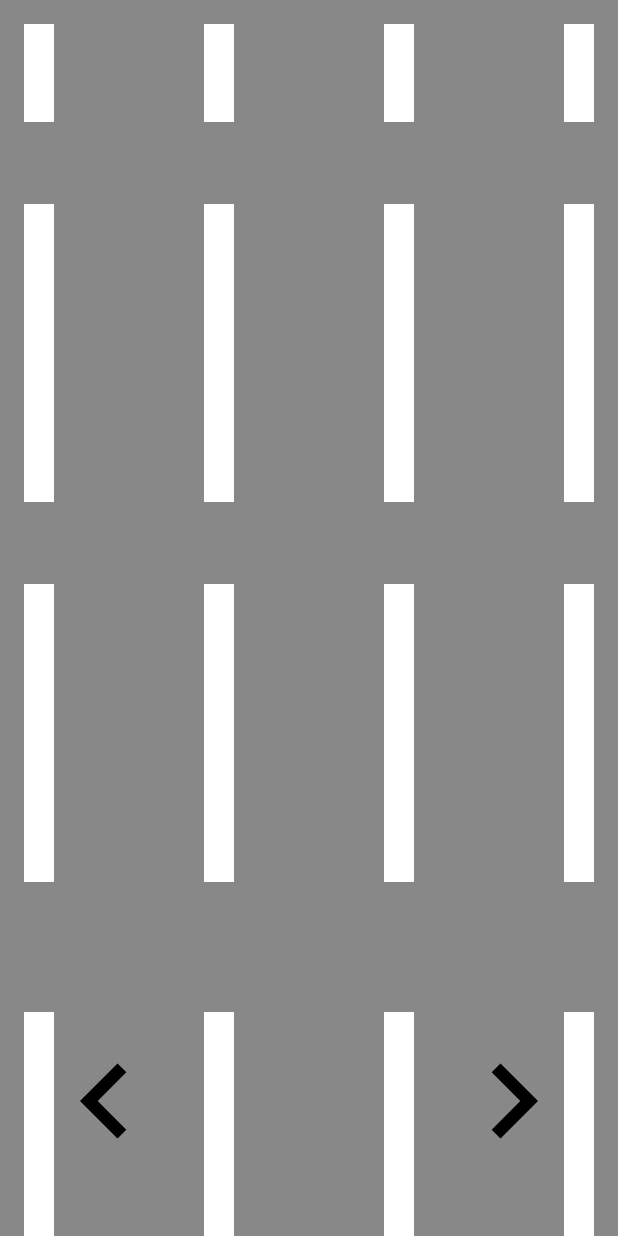
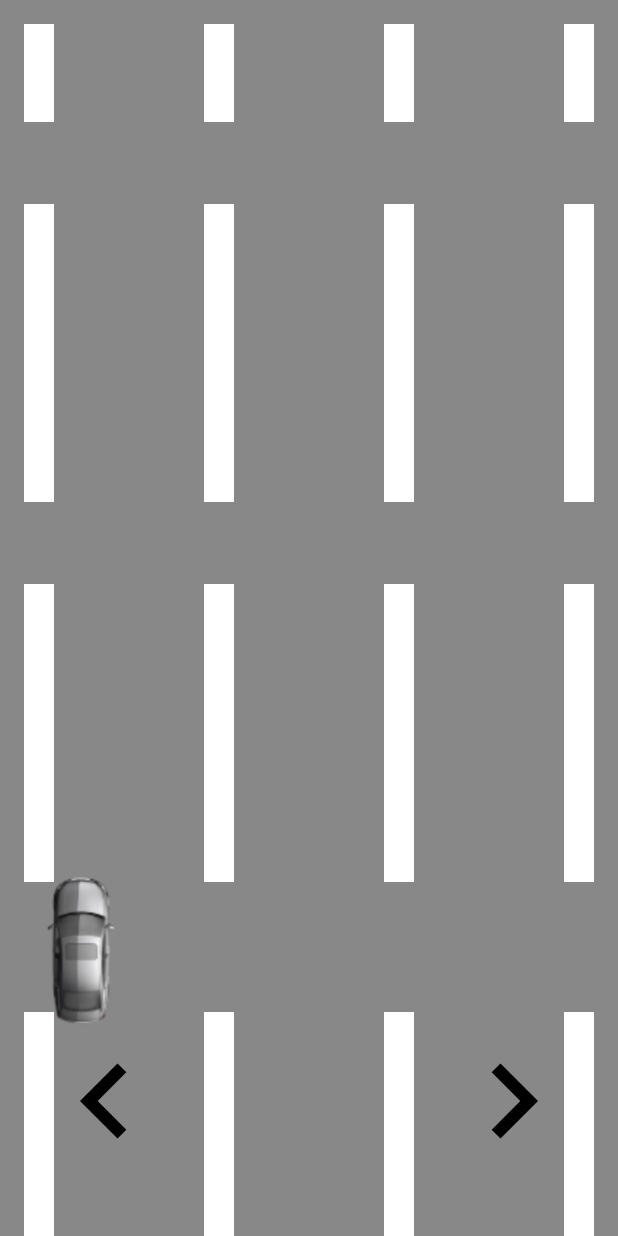
Before and after one commit to CrypeDJ/CarGame, an Android app built with Jetpack Compose: the @Preview function GamePreview, on a phone screen of 412 x 824 dp. Run offline under Robolectric (Android 15) with nearby library versions, the phone set to English and light mode, and no system bars.

Commit message:
Main Car Moving

```diff
--- a/app/src/main/java/com/crype/cargame/presentation/components/CarControl.kt
+++ b/app/src/main/java/com/crype/cargame/presentation/components/CarControl.kt
@@ -3,7 +3,7 @@ package com.crype.cargame.presentation.components
 import androidx.compose.foundation.interaction.MutableInteractionSource
 import androidx.compose.foundation.layout.Arrangement
 import androidx.compose.foundation.layout.Row
-import androidx.compose.foundation.layout.fillMaxSize
+import androidx.compose.foundation.layout.fillMaxWidth
 import androidx.compose.foundation.layout.padding
 import androidx.compose.material.icons.Icons
 import androidx.compose.material.icons.automirrored.filled.KeyboardArrowLeft
@@ -21,8 +21,8 @@ fun CarControl(
     Row(
         horizontalArrangement = Arrangement.SpaceBetween,
         modifier = Modifier
-            .fillMaxSize()
-            .padding(horizontal = 20.dp, vertical = 40.dp),
+            .fillMaxWidth()
+            .padding(horizontal = 20.dp),
         verticalAlignment = Alignment.Bottom
     ) {
         ControlButton(
--- /dev/null
+++ b/app/src/main/java/com/crype/cargame/presentation/components/MainCar.kt
@@ -0,0 +1,69 @@
+package com.crype.cargame.presentation.components
+
+import androidx.compose.foundation.Image
+import androidx.compose.foundation.layout.Box
+import androidx.compose.foundation.layout.PaddingValues
+import androidx.compose.foundation.layout.fillMaxWidth
+import androidx.compose.foundation.layout.height
+import androidx.compose.foundation.layout.offset
+import androidx.compose.foundation.layout.padding
+import androidx.compose.runtime.Composable
+import androidx.compose.runtime.getValue
+import androidx.compose.runtime.mutableStateOf
+import androidx.compose.runtime.remember
+import androidx.compose.runtime.setValue
+import androidx.compose.ui.Modifier
+import androidx.compose.ui.layout.ContentScale
+import androidx.compose.ui.layout.onSizeChanged
+import androidx.compose.ui.res.painterResource
+import androidx.compose.ui.unit.IntOffset
+import androidx.compose.ui.unit.dp
+import androidx.lifecycle.viewmodel.compose.viewModel
+import com.crype.cargame.R
+import com.crype.cargame.presentation.viewmodel.MainCarViewModel
+
+@Composable
+fun MainCar(
+    isRightPressed: Boolean,
+    isLeftPressed: Boolean,
+    speed: Int,
+    paddingValues: PaddingValues,
+    viewModel: MainCarViewModel = viewModel()
+) {
+    var columnWidth by remember {
+        mutableStateOf(0)
+    }
+    var carWidth by remember {
+        mutableStateOf(0)
+    }
+    if (isRightPressed || isLeftPressed) {
+        viewModel.startMoving(
+            isRightPress = isRightPressed,
+            isLeftPress = isLeftPressed,
+            minX = 0,
+            maxX = columnWidth - carWidth,
+            speed = speed
+        )
+    }
+    Box(
+        modifier = Modifier
+            .padding(paddingValues)
+            .fillMaxWidth()
+            .height(100.dp)
+            .onSizeChanged { size ->
+                columnWidth = size.width
+            }
+    ) {
+        Image(
+            painter = painterResource(id = R.drawable.car),
+            contentDescription = "",
+            contentScale = ContentScale.FillHeight,
+            modifier = Modifier
+                .offset { IntOffset(viewModel.position.value, 0) }
+                .onSizeChanged { size ->
+                    carWidth = size.width
+                }
+                .height(100.dp),
+        )
+    }
+}
--- a/app/src/main/java/com/crype/cargame/presentation/screen/GameScreen.kt
+++ b/app/src/main/java/com/crype/cargame/presentation/screen/GameScreen.kt
@@ -2,11 +2,20 @@ package com.crype.cargame.presentation.screen
 
 import androidx.compose.foundation.interaction.MutableInteractionSource
 import androidx.compose.foundation.interaction.collectIsPressedAsState
+import androidx.compose.foundation.layout.Arrangement
+import androidx.compose.foundation.layout.Column
+import androidx.compose.foundation.layout.PaddingValues
+import androidx.compose.foundation.layout.Spacer
+import androidx.compose.foundation.layout.fillMaxSize
+import androidx.compose.foundation.layout.padding
 import androidx.compose.runtime.Composable
 import androidx.compose.runtime.getValue
 import androidx.compose.runtime.remember
+import androidx.compose.ui.Modifier
 import androidx.compose.ui.tooling.preview.Preview
+import androidx.compose.ui.unit.dp
 import com.crype.cargame.presentation.components.CarControl
+import com.crype.cargame.presentation.components.MainCar
 import com.crype.cargame.presentation.components.Road
 
 @Composable
@@ -14,13 +23,25 @@ fun GameScreen() {
     val rightInteractionSource = remember { MutableInteractionSource() }
     val rightPressed by rightInteractionSource.collectIsPressedAsState()
     val leftInteractionSource = remember { MutableInteractionSource() }
-    val leftPressed by rightInteractionSource.collectIsPressedAsState()
+    val leftPressed by leftInteractionSource.collectIsPressedAsState()
     Road()
-
-    CarControl(
-        leftInteractionSource = leftInteractionSource,
-        rightInteractionSource = rightInteractionSource
-    )
+    Column(
+        verticalArrangement = Arrangement.Bottom,
+        modifier = Modifier
+            .fillMaxSize()
+    ) {
+        MainCar(
+            isRightPressed = rightPressed,
+            isLeftPressed = leftPressed,
+            paddingValues = PaddingValues(horizontal = 30.dp),
+            speed = 10
+        )
+        CarControl(
+            leftInteractionSource = leftInteractionSource,
+            rightInteractionSource = rightInteractionSource
+        )
+        Spacer(modifier = Modifier.padding(20.dp))
+    }
 }
 
 @Preview
--- /dev/null
+++ b/app/src/main/java/com/crype/cargame/presentation/viewmodel/MainCarViewModel.kt
@@ -0,0 +1,35 @@
+package com.crype.cargame.presentation.viewmodel
+
+import androidx.compose.runtime.State
+import androidx.compose.runtime.mutableStateOf
+import androidx.lifecycle.ViewModel
+import androidx.lifecycle.viewModelScope
+import kotlinx.coroutines.Job
+import kotlinx.coroutines.delay
+import kotlinx.coroutines.isActive
+import kotlinx.coroutines.launch
+
+class MainCarViewModel : ViewModel() {
+
+    private val _position = mutableStateOf(0)
+    val position: State<Int> = _position
+    private var job: Job? = null
+
+    fun startMoving(
+        isRightPress: Boolean,
+        isLeftPress: Boolean,
+        maxX: Int,
+        minX: Int,
+        speed: Int
+    ) {
+        if (!(isRightPress xor isLeftPress)) return
+        job?.cancel()
+        job = viewModelScope.launch {
+            while (isActive) {
+                _position.value = (_position.value + if (isRightPress) speed else -speed)
+                    .coerceIn(minX, maxX)
+                delay(16L)
+            }
+        }
+    }
+}
```
Also changed, not shown: app/src/main/java/com/crype/cargame/presentation/MainActivity.kt (+7 -5 lines).
